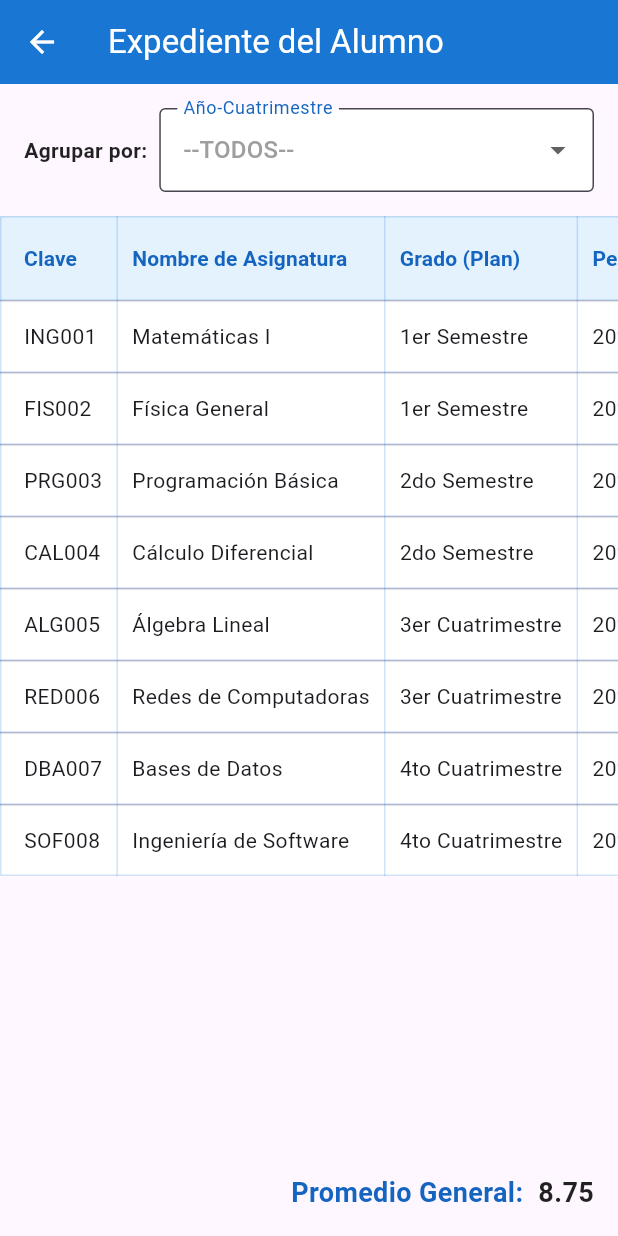
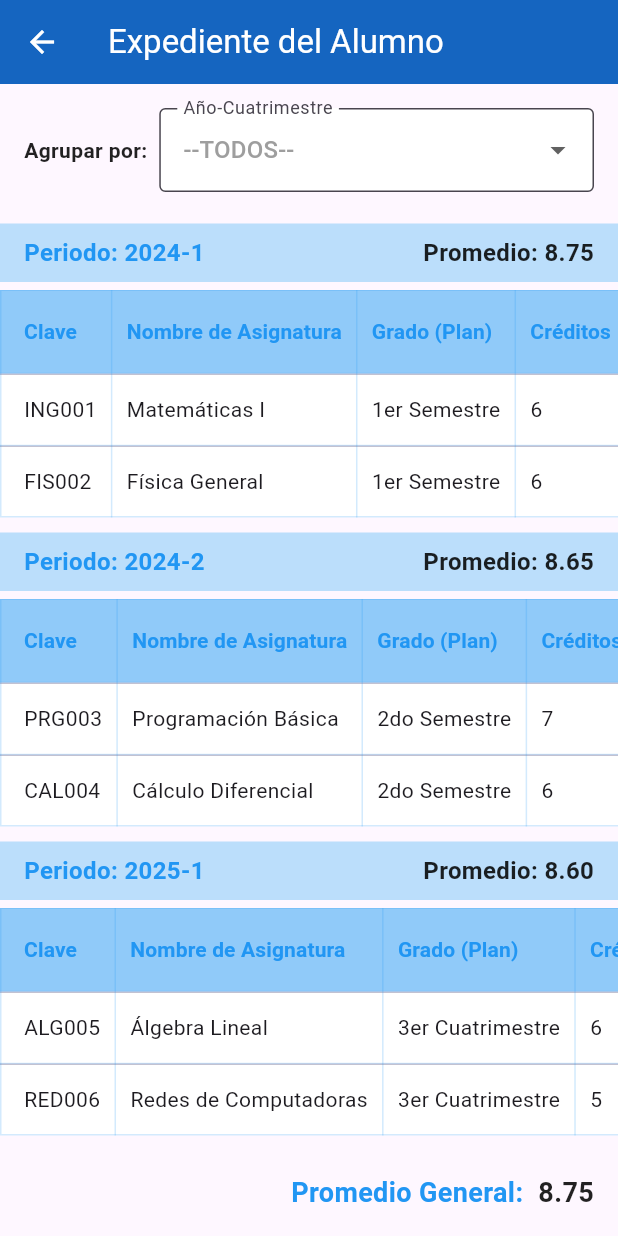
Before and after one commit to triboy91/app_class, a Flutter app: the screen it shows after launch, after a tap on "Kardex del Estudiante", on a phone screen of 412 x 824 dp. Run offline on Flutter 3.47's test engine with Material 3 defaults, Android fonts, the phone set to English and light mode, and no system bars; our stand-ins replace lottie.

Commit message:
actualizacion
cambios en kardex, cambios en load page

```diff
--- a/App/lib/pages/kardex/kardex_detail.dart
+++ /dev/null
@@ -1,34 +0,0 @@
-// Dart
-import 'package:flutter/material.dart';
-import 'kardex_model.dart';
-import '../../utils/constants.dart';
-
-class KardexDetail extends StatelessWidget {
-  final Kardex kardex;
-
-  const KardexDetail({Key? key, required this.kardex}) : super(key: key);
-
-  @override
-  Widget build(BuildContext context) {
-    return Card(
-      margin: const EdgeInsets.all(16),
-      color: AppColors.headerBlue,
-      child: Padding(
-        padding: const EdgeInsets.all(16.0),
-        child: Column(
-          crossAxisAlignment: CrossAxisAlignment.start,
-          children: [
-            Text('Detalle de la materia', style: TextStyle(fontWeight: FontWeight.bold, fontSize: 18, color: AppColors.textBlue)),
-            const SizedBox(height: 8),
-            Text('Clave: ${kardex.id}'),
-            Text('Nombre: ${kardex.subjectName}'),
-            Text('Periodo: ${kardex.period}'),
-            Text('Calificación: ${kardex.qualification}'),
-            Text('Créditos: ${kardex.credits}'),
-            Text('Tipo: ${kardex.type}'),
-          ],
-        ),
-      ),
-    );
-  }
-}
--- a/App/lib/pages/kardex/kardex_filter.dart
+++ /dev/null
@@ -1,50 +0,0 @@
-// Dart
-import 'package:flutter/material.dart';
-import '../../utils/constants.dart';
-
-class KardexFilter extends StatelessWidget {
-  final List<String> periods;
-  final String? selectedPeriod;
-  final Function(String?) onFilter;
-
-  const KardexFilter({
-    Key? key,
-    required this.periods,
-    required this.selectedPeriod,
-    required this.onFilter,
-  }) : super(key: key);
-
-  @override
-  Widget build(BuildContext context) {
-    return Padding(
-      padding: const EdgeInsets.all(16.0),
-      child: Row(
-        children: [
-          const Text('Agrupar por:', style: TextStyle(fontWeight: FontWeight.bold, color: Colors.black87)),
-          const SizedBox(width: 8),
-          Expanded(
-            child: DropdownButtonFormField<String>(
-              decoration: InputDecoration(
-                labelText: 'Año-Cuatrimestre',
-                border: const OutlineInputBorder(),
-                filled: true,
-                fillColor: Colors.white,
-                labelStyle: TextStyle(color: AppColors.textBlue),
-                contentPadding: const EdgeInsets.symmetric(horizontal: 12, vertical: 16),
-              ),
-              value: selectedPeriod,
-              items: periods.map((String value) {
-                return DropdownMenuItem<String>(
-                  value: value,
-                  child: Text(value, style: const TextStyle(color: Colors.black87)),
-                );
-              }).toList(),
-              onChanged: onFilter,
-              hint: const Text('--TODOS--', style: TextStyle(color: Colors.grey)),
-            ),
-          ),
-        ],
-      ),
-    );
-  }
-}
--- a/App/lib/pages/kardex/kardex_model.dart
+++ /dev/null
@@ -1,26 +0,0 @@
-// Dart
-class Kardex {
-  final String id;
-  final String subjectName;
-  final String planGrade;
-  final String period;
-  final int credits;
-  final String course;
-  final String currentGrade;
-  final String qualification;
-  final String type;
-  final String es;
-
-  Kardex({
-    required this.id,
-    required this.subjectName,
-    required this.planGrade,
-    required this.period,
-    required this.credits,
-    required this.course,
-    required this.currentGrade,
-    required this.qualification,
-    required this.type,
-    required this.es,
-  });
-}
--- a/App/lib/pages/kardex/kardex_screen.dart
+++ b/App/lib/pages/kardex/kardex_screen.dart
@@ -1,9 +1,30 @@
-// Dart
 import 'package:flutter/material.dart';
-import 'kardex_model.dart';
-import '../../utils/constants.dart';
-import 'kardex_filter.dart';
-import 'kardex_detail.dart';
+
+class Kardex {
+  final String id;
+  final String subjectName;
+  final String planGrade;
+  final String period;
+  final int credits;
+  final String course;
+  final String currentGrade;
+  final String qualification;
+  final String type;
+  final String es;
+
+  Kardex({
+    required this.id,
+    required this.subjectName,
+    required this.planGrade,
+    required this.period,
+    required this.credits,
+    required this.course,
+    required this.currentGrade,
+    required this.qualification,
+    required this.type,
+    required this.es,
+  });
+}
 
 class KardexScreen extends StatefulWidget {
   const KardexScreen({super.key});
@@ -24,9 +45,7 @@ class _KardexScreenState extends State<KardexScreen> {
     Kardex(id: 'SOF008', subjectName: 'Ingeniería de Software', planGrade: '4to Cuatrimestre', period: '2025-2', credits: 6, course: 'Regular', currentGrade: '4to Cuatrimestre', qualification: '9.1', type: 'Ordinaria', es: ''),
   ];
 
-  List<Kardex> _filteredKardex = [];
   String? _selectedPeriod;
-  Kardex? _selectedKardex;
 
   List<String> get _uniquePeriods {
     final periods = _allKardex.map((t) => t.period).toSet().toList();
@@ -37,20 +56,14 @@ class _KardexScreenState extends State<KardexScreen> {
   void _applyFilter(String? period) {
     setState(() {
       _selectedPeriod = period;
-      if (_selectedPeriod == null || _selectedPeriod == '--TODOS--') {
-        _filteredKardex = _allKardex;
-      } else {
-        _filteredKardex = _allKardex.where((k) => k.period == _selectedPeriod).toList();
-      }
-      _selectedKardex = null;
     });
   }
 
-  double _calculateOverallAverage() {
-    if (_filteredKardex.isEmpty) return 0.0;
+  double _calculateAverage(List<Kardex> kardexList) {
+    if (kardexList.isEmpty) return 0.0;
     double total = 0;
     int count = 0;
-    for (var k in _filteredKardex) {
+    for (var k in kardexList) {
       try {
         total += double.parse(k.qualification);
         count++;
@@ -60,64 +73,117 @@ class _KardexScreenState extends State<KardexScreen> {
   }
 
   @override
-  void initState() {
-    super.initState();
-    _filteredKardex = _allKardex;
+  Widget build(BuildContext context) {
+    List<Kardex> filteredKardex;
+    if (_selectedPeriod == null || _selectedPeriod == '--TODOS--') {
+      filteredKardex = _allKardex;
+    } else {
+      filteredKardex = _allKardex.where((k) => k.period == _selectedPeriod).toList();
     }
 
-  @override
-  Widget build(BuildContext context) {
-    final overallAverage = _calculateOverallAverage();
+    // Agrupar por periodo
+    Map<String, List<Kardex>> periodGroups = {};
+    for (var k in filteredKardex) {
+      periodGroups.putIfAbsent(k.period, () => []).add(k);
+    }
+
+    double overallAverage = _calculateAverage(filteredKardex);
 
     return Scaffold(
       appBar: AppBar(
         title: const Text('Expediente del Alumno'),
-        backgroundColor: AppColors.primaryBlue,
+        backgroundColor: Colors.blue[800],
         foregroundColor: Colors.white,
       ),
       body: Column(
         children: [
-          KardexFilter(
-            periods: _uniquePeriods,
-            selectedPeriod: _selectedPeriod,
-            onFilter: _applyFilter,
+          Padding(
+            padding: const EdgeInsets.all(16.0),
+            child: Row(
+              children: [
+                const Text('Agrupar por:', style: TextStyle(fontWeight: FontWeight.bold, color: Colors.black87)),
+                const SizedBox(width: 8),
+                Expanded(
+                  child: DropdownButtonFormField<String>(
+                    decoration: const InputDecoration(
+                      labelText: 'Año-Cuatrimestre',
+                      border: OutlineInputBorder(),
+                      filled: true,
+                      fillColor: Colors.white,
+                      contentPadding: EdgeInsets.symmetric(horizontal: 12, vertical: 16),
+                    ),
+                    value: _selectedPeriod,
+                    items: _uniquePeriods.map((String value) {
+                      return DropdownMenuItem<String>(
+                        value: value,
+                        child: Text(value, style: const TextStyle(color: Colors.black87)),
+                      );
+                    }).toList(),
+                    onChanged: _applyFilter,
+                    hint: const Text('--TODOS--', style: TextStyle(color: Colors.grey)),
+                  ),
+                ),
+              ],
+            ),
           ),
           Expanded(
-            child: _filteredKardex.isEmpty
-                ? Center(child: Text('No hay datos disponibles para el período seleccionado.'))
+            child: filteredKardex.isEmpty
+                ? const Center(child: Text('No hay datos disponibles para el período seleccionado.'))
                 : SingleChildScrollView(
+              child: Column(
+                children: periodGroups.entries.map((entry) {
+                  final period = entry.key;
+                  final kardexList = entry.value;
+                  final periodAverage = _calculateAverage(kardexList);
+
+                  return Column(
+                    crossAxisAlignment: CrossAxisAlignment.start,
+                    children: [
+                      Container(
+                        margin: const EdgeInsets.only(top: 5, bottom: 5),
+                        padding: const EdgeInsets.symmetric(vertical: 8, horizontal: 16),
+                        color: Colors.blue[100],
+                        child: Row(
+                          mainAxisAlignment: MainAxisAlignment.spaceBetween,
+                          children: [
+                            Text(
+                              'Periodo: $period',
+                              style: const TextStyle(fontWeight: FontWeight.bold, fontSize: 16, color: Colors.blue),
+                            ),
+                            Text(
+                              'Promedio: ${periodAverage.toStringAsFixed(2)}',
+                              style: const TextStyle(fontWeight: FontWeight.bold, fontSize: 16, color: Colors.black87),
+                            ),
+                          ],
+                        ),
+                      ),
+                      SingleChildScrollView(
                         scrollDirection: Axis.horizontal,
                         child: DataTable(
                           headingRowColor: MaterialStateProperty.resolveWith<Color?>(
-                        (_) => AppColors.headerBlue),
+                                  (_) => Colors.blue[200]),
                           dataRowColor: MaterialStateProperty.resolveWith<Color?>(
                                   (_) => Colors.white),
-                border: TableBorder.all(color: AppColors.primaryBlue.withOpacity(0.2), width: 1.0),
+                          border: TableBorder.all(color: Colors.blue.withOpacity(0.2), width: 1.0),
                           columnSpacing: 20,
                           horizontalMargin: 16,
                           columns: const <DataColumn>[
-                  DataColumn(label: Expanded(child: Text('Clave', style: TextStyle(fontWeight: FontWeight.bold, color: AppColors.textBlue)))),
-                  DataColumn(label: Expanded(child: Text('Nombre de Asignatura', style: TextStyle(fontWeight: FontWeight.bold, color: AppColors.textBlue)))),
-                  DataColumn(label: Expanded(child: Text('Grado (Plan)', style: TextStyle(fontWeight: FontWeight.bold, color: AppColors.textBlue)))),
-                  DataColumn(label: Expanded(child: Text('Periodo', style: TextStyle(fontWeight: FontWeight.bold, color: AppColors.textBlue)))),
-                  DataColumn(label: Expanded(child: Text('Créditos', style: TextStyle(fontWeight: FontWeight.bold, color: AppColors.textBlue)))),
-                  DataColumn(label: Expanded(child: Text('Curso', style: TextStyle(fontWeight: FontWeight.bold, color: AppColors.textBlue)))),
-                  DataColumn(label: Expanded(child: Text('Grado (Cursado)', style: TextStyle(fontWeight: FontWeight.bold, color: AppColors.textBlue)))),
-                  DataColumn(label: Expanded(child: Text('Calificación', style: TextStyle(fontWeight: FontWeight.bold, color: AppColors.textBlue)))),
-                  DataColumn(label: Expanded(child: Text('Tipo', style: TextStyle(fontWeight: FontWeight.bold, color: AppColors.textBlue)))),
-                  DataColumn(label: Expanded(child: Text('Es...', style: TextStyle(fontWeight: FontWeight.bold, color: AppColors.textBlue)))),
+                            DataColumn(label: Expanded(child: Text('Clave', style: TextStyle(fontWeight: FontWeight.bold, color: Colors.blue)))),
+                            DataColumn(label: Expanded(child: Text('Nombre de Asignatura', style: TextStyle(fontWeight: FontWeight.bold, color: Colors.blue)))),
+                            DataColumn(label: Expanded(child: Text('Grado (Plan)', style: TextStyle(fontWeight: FontWeight.bold, color: Colors.blue)))),
+                            DataColumn(label: Expanded(child: Text('Créditos', style: TextStyle(fontWeight: FontWeight.bold, color: Colors.blue)))),
+                            DataColumn(label: Expanded(child: Text('Curso', style: TextStyle(fontWeight: FontWeight.bold, color: Colors.blue)))),
+                            DataColumn(label: Expanded(child: Text('Grado (Cursado)', style: TextStyle(fontWeight: FontWeight.bold, color: Colors.blue)))),
+                            DataColumn(label: Expanded(child: Text('Calificación', style: TextStyle(fontWeight: FontWeight.bold, color: Colors.blue)))),
+                            DataColumn(label: Expanded(child: Text('Tipo', style: TextStyle(fontWeight: FontWeight.bold, color: Colors.blue)))),
+                            DataColumn(label: Expanded(child: Text('Es...', style: TextStyle(fontWeight: FontWeight.bold, color: Colors.blue)))),
                           ],
-                rows: _filteredKardex.map((kardex) {
+                          rows: kardexList.map((kardex) {
                             return DataRow(
                               cells: <DataCell>[
-                      DataCell(Text(kardex.id), onTap: () {
-                        setState(() {
-                          _selectedKardex = kardex;
-                        });
-                      }),
+                                DataCell(Text(kardex.id)),
                                 DataCell(Text(kardex.subjectName)),
                                 DataCell(Text(kardex.planGrade)),
-                      DataCell(Text(kardex.period)),
                                 DataCell(Text(kardex.credits.toString())),
                                 DataCell(Text(kardex.course)),
                                 DataCell(Text(kardex.currentGrade)),
@@ -129,20 +195,24 @@ class _KardexScreenState extends State<KardexScreen> {
                           }).toList(),
                         ),
                       ),
+                      const SizedBox(height: 5),
+                    ],
+                  );
+                }).toList(),
+              ),
+            ),
           ),
           Padding(
             padding: const EdgeInsets.all(16.0),
             child: Row(
               mainAxisAlignment: MainAxisAlignment.end,
               children: [
-                Text('Promedio General:', style: TextStyle(fontWeight: FontWeight.bold, fontSize: 18, color: AppColors.textBlue)),
+                const Text('Promedio General:', style: TextStyle(fontWeight: FontWeight.bold, fontSize: 18, color: Colors.blue)),
                 const SizedBox(width: 10),
                 Text(overallAverage.toStringAsFixed(2), style: const TextStyle(fontSize: 18, fontWeight: FontWeight.bold, color: Colors.black87)),
               ],
             ),
           ),
-          if (_selectedKardex != null)
-            KardexDetail(kardex: _selectedKardex!),
         ],
       ),
     );
--- a/App/lib/pages/load_page.dart
+++ b/App/lib/pages/load_page.dart
@@ -28,14 +28,14 @@ class _LoadPageState extends State<LoadPage> {
           children: [
             Image.asset(
               'assets/images/cesun_logo.png',
-              width: 120,
-              height: 120,
+              width: 220,
+              height: 220,
             ),
             SizedBox(height: 32),
             Lottie.asset(
               'assets/jsons/loading.json',
-              width: 100,
-              height: 100,
+              width: 150,
+              height: 150,
               fit: BoxFit.contain,
             ),
           ],
```
Lines whose indentation alone changed are shown as unchanged.
